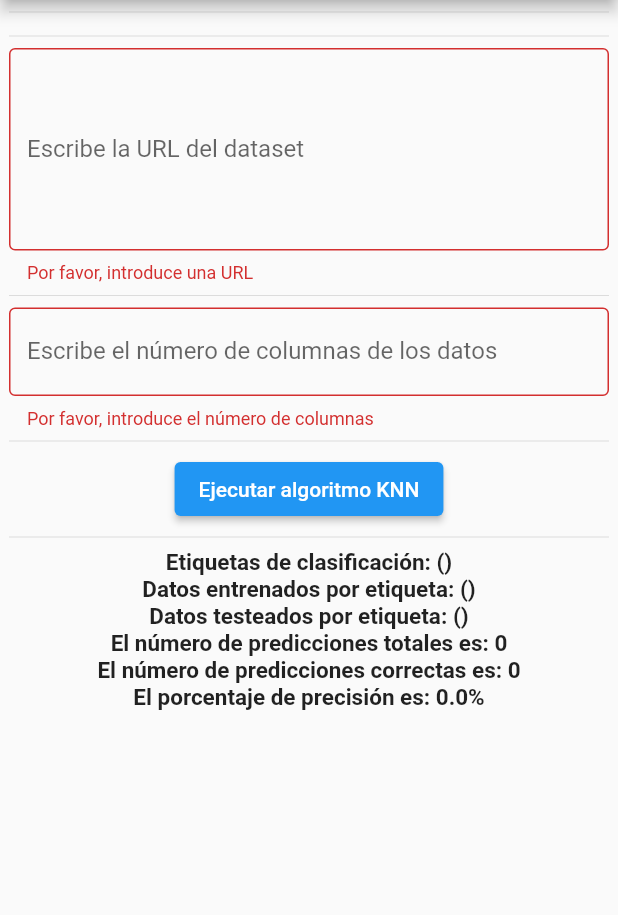
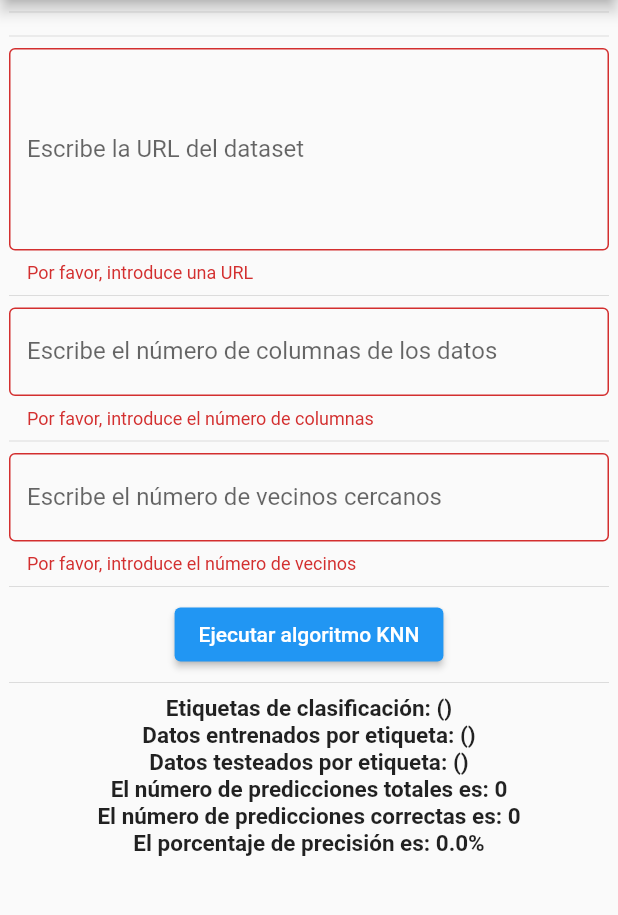
Before and after one commit to ElioCampos/knn-interface, a Flutter app: the screen it shows after launch, after a tap on "Ejecutar algoritmo KNN", on a phone screen of 412 x 824 dp, the part 84-999 px from its top. Run offline on Flutter 3.47's test engine with Material 2 defaults, Android fonts, the light colour scheme and no system bars.

Commit message:
add k-neighbors input

```diff
--- a/lib/main.dart
+++ b/lib/main.dart
@@ -21,6 +21,7 @@ class MyApp extends StatelessWidget {
 
 TextEditingController urlText = new TextEditingController();
 TextEditingController numColsText = new TextEditingController();
+TextEditingController numNeighText = new TextEditingController();
 
 Map requestBody = new Map();
 
@@ -32,6 +33,7 @@ class MyHomePage extends StatefulWidget {
 class _MyHomePageState extends State<MyHomePage> {
   bool isUrlValid = true;
   bool isColsValid = true;
+  bool isNeighValid = true;
   int correctPredictions = 0;
   int totalPredictions = 0;
   double accuracy = 0.0;
@@ -92,17 +94,29 @@ class _MyHomePageState extends State<MyHomePage> {
             ),
           ),
           Divider(),
+          TextField(
+            controller: numNeighText,
+            decoration: InputDecoration(
+              border: OutlineInputBorder(),
+              labelText: 'Escribe el número de vecinos cercanos',
+              hintText: 'Número K de vecinos cercanos',
+              errorText: isNeighValid ? null : 'Por favor, introduce el número de vecinos',
+            ),
+          ),
+          Divider(),
           Center(
             child: ElevatedButton(
               onPressed: () async {
                 setState(() {
                     urlText.text.isNotEmpty ? isUrlValid = true : isUrlValid = false;
                     numColsText.text.isNotEmpty ? isColsValid = true : isColsValid = false;
+                    numNeighText.text.isNotEmpty ? isNeighValid = true : isNeighValid = false;
                   });
-                if (isUrlValid && isColsValid) {
+                if (isUrlValid && isColsValid && isNeighValid) {
                   requestBody = {
                             'url': urlText.text.toString(),
                             'cols': int.parse(numColsText.text.toString()),
+                            'neighbors': int.parse(numNeighText.text.toString()),
                         };
                   var body = json.encode(requestBody);
                   http.Response response = await http.post(Uri.parse("http://localhost:8000/request"), body: body);
```
